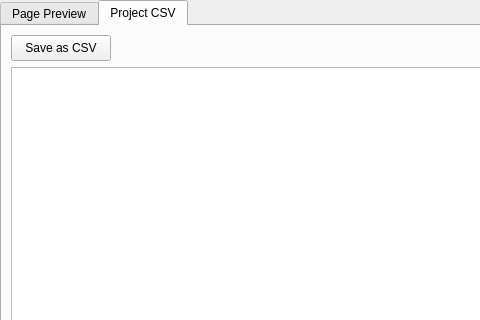
First picture: the form in src/pagepreview.ui, repository willmh93/SonaeLabelMaker, before the edit; both pictures show x 0 to 480 and y 0 to 320 of the 664 by 483 pixel window.
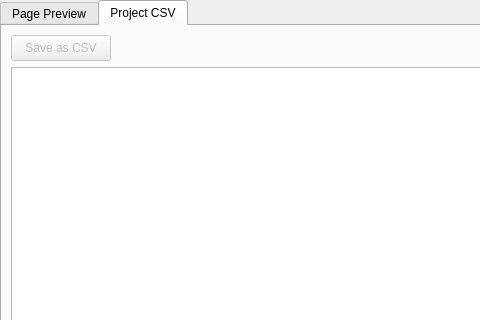
Second picture: the form after the edit. The open tabs and pages were chosen to show the change. Custom widgets are drawn as their Qt base class.

```diff
--- a/src/pagepreview.ui
+++ b/src/pagepreview.ui
@@ -125,6 +125,9 @@
             </property>
             <item>
              <widget class="QPushButton" name="save_csv">
+              <property name="enabled">
+               <bool>false</bool>
+              </property>
               <property name="minimumSize">
                <size>
                 <width>100</width>
```
Left out of the diff: 2 changed lines with no effect on the pictures.
